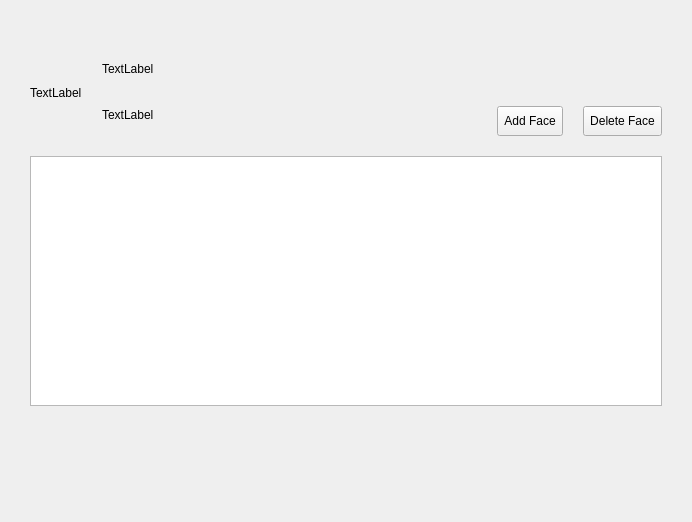
Above: plugins/account/userinfo/changefacedialog.ui from ukui/ukui-control-center before the change. Below: the same form after it.
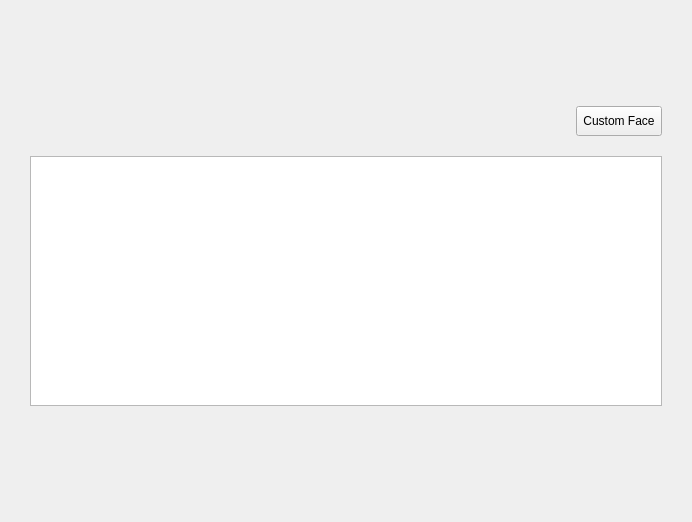
That is the form after the change.

```diff
--- a/plugins/account/userinfo/changefacedialog.ui
+++ b/plugins/account/userinfo/changefacedialog.ui
@@ -78,7 +78,7 @@
           </size>
          </property>
          <property name="text">
-          <string>TextLabel</string>
+          <string/>
          </property>
         </widget>
        </item>
@@ -93,7 +93,7 @@
             </sizepolicy>
            </property>
            <property name="text">
-            <string>TextLabel</string>
+            <string/>
            </property>
            <property name="scaledContents">
             <bool>true</bool>
@@ -109,7 +109,7 @@
             </sizepolicy>
            </property>
            <property name="text">
-            <string>TextLabel</string>
+            <string/>
            </property>
            <property name="scaledContents">
             <bool>true</bool>
@@ -167,46 +167,7 @@
             </size>
            </property>
            <property name="text">
-            <string>Add Face</string>
-           </property>
-          </widget>
-         </item>
-        </layout>
-       </item>
-       <item>
-        <layout class="QVBoxLayout" name="verticalLayout_5">
-         <property name="spacing">
-          <number>0</number>
-         </property>
-         <item>
-          <spacer name="verticalSpacer_3">
-           <property name="orientation">
-            <enum>Qt::Vertical</enum>
-           </property>
-           <property name="sizeHint" stdset="0">
-            <size>
-             <width>20</width>
-             <height>40</height>
-            </size>
-           </property>
-          </spacer>
-         </item>
-         <item>
-          <widget class="QToolButton" name="deteleToolBtn">
-           <property name="minimumSize">
-            <size>
-             <width>0</width>
-             <height>30</height>
-            </size>
-           </property>
-           <property name="maximumSize">
-            <size>
-             <width>16777215</width>
-             <height>30</height>
-            </size>
-           </property>
-           <property name="text">
-            <string>Delete Face</string>
+            <string>Custom Face</string>
            </property>
           </widget>
          </item>
```
